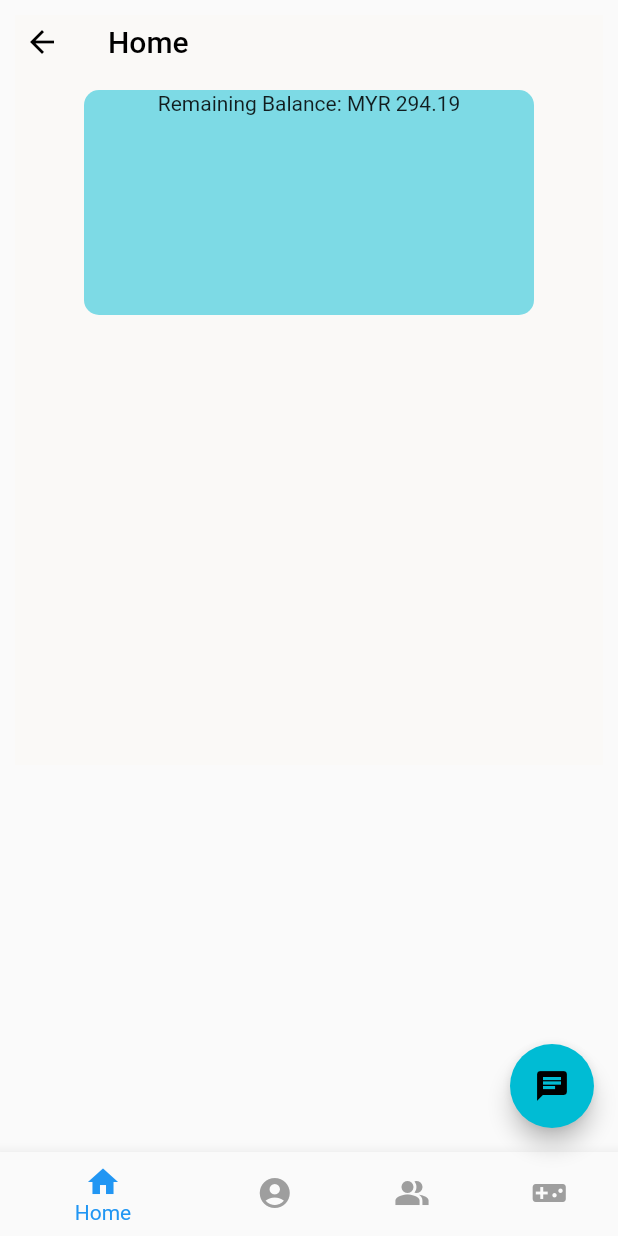
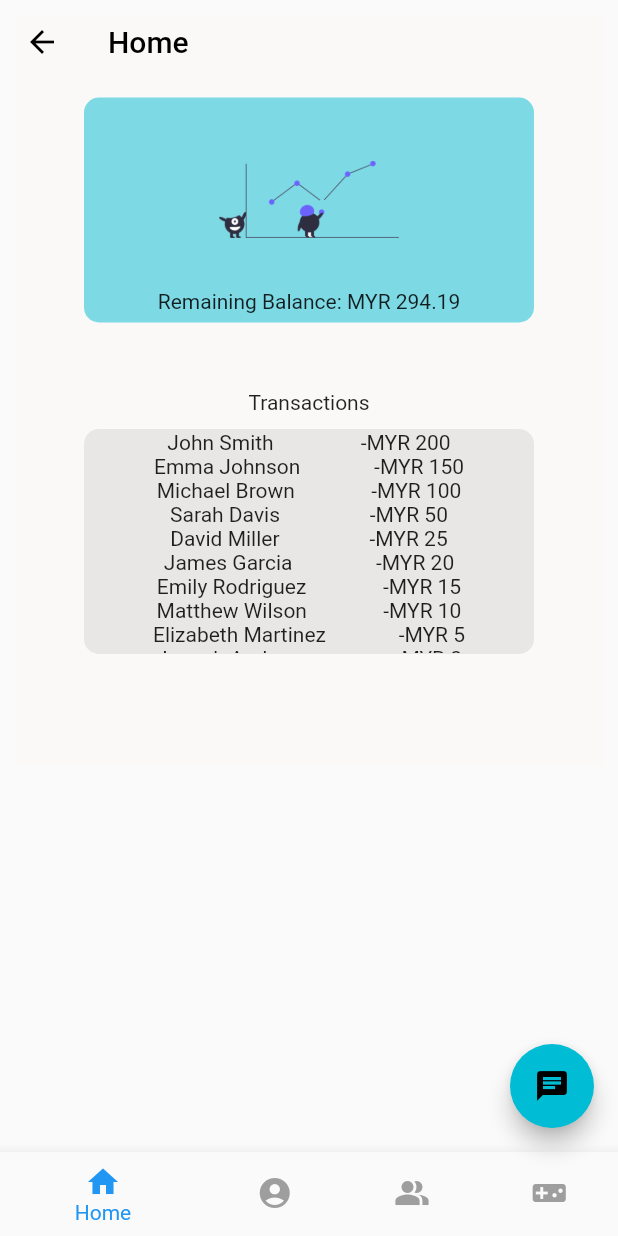
Before and after one commit to TheBlitzzz/hive_figh, a Flutter app: the MainPage screen opened directly, on a phone screen of 412 x 824 dp. Run offline on Flutter 3.47's test engine with Material 2 defaults, Android fonts, the phone set to English and light mode, and no system bars; missing offline and left inert: dart:ffi.

Commit message:
-slightly more functional homescreen, added balance

```diff
--- a/lib/pages/HomePage.dart
+++ b/lib/pages/HomePage.dart
@@ -21,7 +21,7 @@ class _HomePageState extends State<HomePage> {
             alignment: Alignment.topCenter,
             child: Column(
                 children: [
-                  SizedBox(height: 40.0),
+                  SizedBox(height: 45.0),
                   Container(
                       decoration: BoxDecoration(
                           color: Colors.cyan.withOpacity(0.5),
@@ -35,10 +35,134 @@ class _HomePageState extends State<HomePage> {
                     width: 300.0,
                     height: 150.0,
                     child: Column(
+                      mainAxisAlignment: MainAxisAlignment.end,
                       children: [
-                        Text("Remaining Balance: MYR 294.19")
+                        Image(image: AssetImage('assets/images/graph.png'),
+                          height: 120,
+                          width: 120,),
+                        Text("Remaining Balance: MYR 294.19"),
+                        SizedBox(height:5)
                       ],
                     )
+                  ),
+                  SizedBox(height:35),
+                  Text("Transactions"),
+                  Container(
+                      decoration: BoxDecoration(
+                          color: Colors.grey.withOpacity(0.2),
+
+                          border: Border.all(
+                              color: Colors.grey.withOpacity(0.0)
+                          ),
+                          borderRadius: BorderRadius.all(Radius.circular(10))
+                      ),
+                      margin: const EdgeInsets.all(10.0),
+                      width: 300.0,
+                      height: 150.0,
+                      child: SingleChildScrollView(
+                          child:Column(
+                          mainAxisAlignment: MainAxisAlignment.spaceEvenly,
+                          children: [
+                            Row(
+                            mainAxisAlignment: MainAxisAlignment.spaceEvenly,
+                            children: [
+                              Text("John Smith "),
+                              Text("-MYR 200")
+                            ],
+                          ),
+                          Row(
+                            mainAxisAlignment: MainAxisAlignment.spaceEvenly,
+                            children: [
+                              Text("Emma Johnson "),
+                              Text("-MYR 150")
+                            ],
+                          ),
+                          Row(
+                            mainAxisAlignment: MainAxisAlignment.spaceEvenly,
+                            children: [
+                              Text("Michael Brown "),
+                              Text("-MYR 100")
+                            ],
+                          ),
+                          Row(
+                            mainAxisAlignment: MainAxisAlignment.spaceEvenly,
+                            children: [
+                              Text("Sarah Davis "),
+                              Text("-MYR 50")
+                            ],
+                          ),
+                          Row(
+                            mainAxisAlignment: MainAxisAlignment.spaceEvenly,
+                            children: [
+                              Text("David Miller "),
+                              Text("-MYR 25")
+                            ],
+                          ),
+                          Row(
+                            mainAxisAlignment: MainAxisAlignment.spaceEvenly,
+                            children: [
+                              Text("James Garcia "),
+                              Text("-MYR 20")
+                            ],
+                          ),
+                          Row(
+                            mainAxisAlignment: MainAxisAlignment.spaceEvenly,
+                            children: [
+                              Text("Emily Rodriguez "),
+                              Text("-MYR 15")
+                            ],
+                          ),
+                          Row(
+                            mainAxisAlignment: MainAxisAlignment.spaceEvenly,
+                            children: [
+                              Text("Matthew Wilson "),
+                              Text("-MYR 10")
+                            ],
+                          ),
+                          Row(
+                            mainAxisAlignment: MainAxisAlignment.spaceEvenly,
+                            children: [
+                              Text("Elizabeth Martinez "),
+                              Text("-MYR 5")
+                            ],
+                          ),
+                          Row(
+                            mainAxisAlignment: MainAxisAlignment.spaceEvenly,
+                            children: [
+                              Text("Joseph Anderson "),
+                              Text("-MYR 2")
+                            ],
+                          ),
+                          Row(
+                            mainAxisAlignment: MainAxisAlignment.spaceEvenly,
+                            children: [
+                              Text("Nicole Taylor "),
+                              Text("-MYR 1")
+                            ],
+                          ),
+                          Row(
+                            mainAxisAlignment: MainAxisAlignment.spaceEvenly,
+                            children: [
+                              Text("Anthony Perez "),
+                              Text("-MYR 0.5")
+                            ],
+                          ),
+                          Row(
+                            mainAxisAlignment: MainAxisAlignment.spaceEvenly,
+                            children: [
+                              Text("Mary White "),
+                              Text("-MYR 0.2")
+                            ],
+                          ),
+                          Row(
+                            mainAxisAlignment: MainAxisAlignment.spaceEvenly,
+                            children: [
+                              Text("Kevin Lee "),
+                              Text("-MYR 0.1")
+                            ],
+                          ),
+                            ],
+                      ))
                   ),
                 ]
             )
```
Also changed, not shown: assets/images/graph.png (added).
